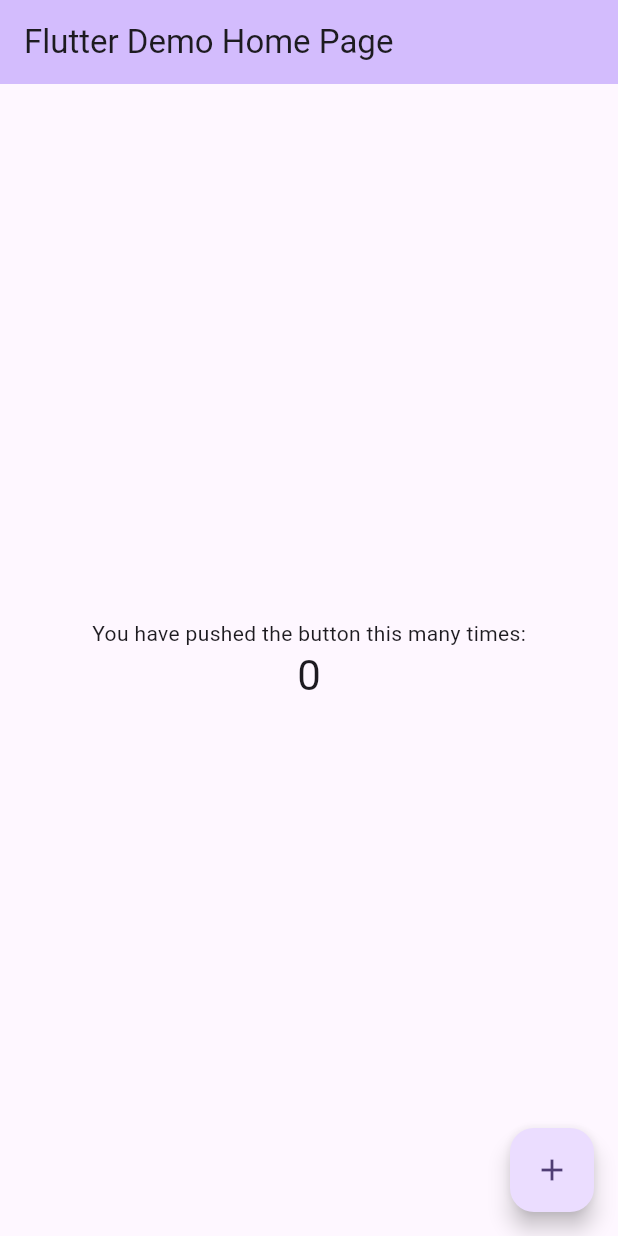
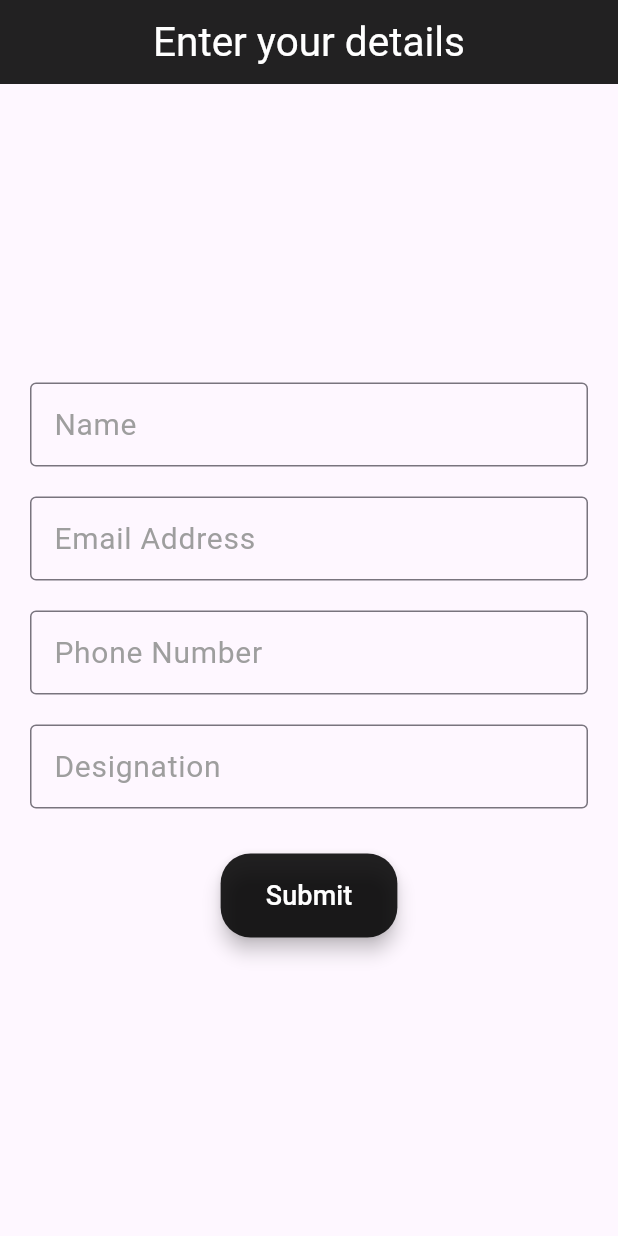
Before and after one commit to shiwani08/LoginScreen, a Flutter app: the screen it shows after launch, on a phone screen of 412 x 824 dp. Run offline on Flutter 3.47's test engine with Material 3 defaults, Android fonts, the phone set to English and light mode, and no system bars; our stand-ins replace email_validator.

Commit message:
basic UI of the screen made with validations

```diff
--- /dev/null
+++ b/lib/info.dart
@@ -0,0 +1,173 @@
+import 'package:flutter/material.dart';
+import 'package:email_validator/email_validator.dart';
+
+class InfoScreen extends StatefulWidget {
+  const InfoScreen({super.key});
+
+  @override
+  State<InfoScreen> createState() => _InfoScreenState();
+}
+
+class _InfoScreenState extends State<InfoScreen> {
+  final _formKey = GlobalKey<FormState>();
+  final TextEditingController _nameController = TextEditingController();
+  final TextEditingController _emailController = TextEditingController();
+  final TextEditingController _phoneController = TextEditingController();
+  final TextEditingController _designationController = TextEditingController();
+
+  bool _validatePhone(String phone) {
+    return phone.length == 10 && RegExp(r'^[0-9]+$').hasMatch(phone);
+  }
+
+  Future<void> _submitForm() async {
+    if (_formKey.currentState!.validate()) {
+      // Show "Submitting the details"
+      ScaffoldMessenger.of(context).showSnackBar(
+        const SnackBar(content: Text('Submitting the details..')),
+      );
+
+      // Wait for 2 seconds
+      await Future.delayed(const Duration(seconds: 2));
+
+      // Show "Details submitted"
+      ScaffoldMessenger.of(context).hideCurrentSnackBar(); // Hide previous SnackBar
+      ScaffoldMessenger.of(context).showSnackBar(
+        const SnackBar(content: Text('Details submitted successfully!!')),
+      );
+    }
+  }
+
+  @override
+  Widget build(BuildContext context) {
+    return Scaffold(
+      appBar: AppBar(
+        centerTitle: true,
+        backgroundColor: Colors.black87,
+        title: const Text(
+          "Enter your details",
+          style: TextStyle(
+            fontSize: 27,
+            color: Colors.white,
+          ),
+        ),
+      ),
+      body: Center(
+        child: SingleChildScrollView(
+          padding: const EdgeInsets.all(20),
+          child: Form(
+            key: _formKey,
+            child: Column(
+              mainAxisAlignment: MainAxisAlignment.center,
+              children: [
+                // Name field
+                TextFormField(
+                  controller: _nameController,
+                  decoration: const InputDecoration(
+                    labelText: "Name",
+                    labelStyle: TextStyle(
+                      fontSize: 20,
+                      color: Colors.grey,
+                    ),
+                    border: OutlineInputBorder(),
+                  ),
+                  validator: (value) {
+                    if (value == null || value.isEmpty) {
+                      return 'Please enter your name';
+                    }
+                    return null;
+                  },
+                ),
+                const SizedBox(height: 20),
+
+                // Email field
+                TextFormField(
+                  controller: _emailController,
+                  decoration: const InputDecoration(
+                    labelText: 'Email Address',
+                    labelStyle: TextStyle(
+                      fontSize: 20,
+                      color: Colors.grey,
+                    ),
+                    border: OutlineInputBorder(),
+                  ),
+                  validator: (value) {
+                    if (value == null || value.isEmpty) {
+                      return 'Please enter your email';
+                    } else if (!EmailValidator.validate(value)) {
+                      return 'Please enter a valid email address';
+                    }
+                    return null;
+                  },
+                ),
+                const SizedBox(height: 20),
+
+                // Phone field
+                TextFormField(
+                  controller: _phoneController,
+                  decoration: const InputDecoration(
+                    labelText: 'Phone Number',
+                    labelStyle: TextStyle(
+                      fontSize: 20,
+                      color: Colors.grey,
+                    ),
+                    border: OutlineInputBorder(),
+                  ),
+                  keyboardType: TextInputType.phone,
+                  validator: (value) {
+                    if (value == null || value.isEmpty) {
+                      return 'Please enter your phone number';
+                    } else if (!_validatePhone(value)) {
+                      return 'Phone number must be exactly 10 digits';
+                    }
+                    return null;
+                  },
+                ),
+                const SizedBox(height: 20),
+
+                // Designation field
+                TextFormField(
+                  controller: _designationController,
+                  decoration: const InputDecoration(
+                    labelText: 'Designation',
+                    labelStyle: TextStyle(
+                      fontSize: 20,
+                      color: Colors.grey,
+                    ),
+                    border: OutlineInputBorder(),
+                  ),
+                  validator: (value) {
+                    if (value == null || value.isEmpty) {
+                      return 'Please enter your designation';
+                    }
+                    return null;
+                  },
+                ),
+                const SizedBox(height: 30),
+
+                // Submit Button
+                ElevatedButton(
+                  style: ElevatedButton.styleFrom(
+                    padding: const EdgeInsets.symmetric(
+                      horizontal: 30,
+                      vertical: 15,
+                    ),
+                    backgroundColor: Colors.black87,
+                    shape: RoundedRectangleBorder(
+                      borderRadius: BorderRadius.circular(20),
+                    ),
+                    elevation: 5,
+                  ),
+                  onPressed: _submitForm,
+                  child: const Text(
+                    'Submit',
+                    style: TextStyle(fontSize: 18, color: Colors.white),
+                  ),
+                ),
+              ],
+            ),
+          ),
+        ),
+      ),
+    );
+  }
+}
--- a/lib/main.dart
+++ b/lib/main.dart
@@ -1,4 +1,5 @@
 import 'package:flutter/material.dart';
+import 'package:login_page/info.dart';
 
 void main() {
   runApp(const MyApp());
@@ -7,119 +8,10 @@ void main() {
 class MyApp extends StatelessWidget {
   const MyApp({super.key});
 
-  // This widget is the root of your application.
   @override
   Widget build(BuildContext context) {
-    return MaterialApp(
-      title: 'Flutter Demo',
-      theme: ThemeData(
-        // This is the theme of your application.
-        //
-        // TRY THIS: Try running your application with "flutter run". You'll see
-        // the application has a purple toolbar. Then, without quitting the app,
-        // try changing the seedColor in the colorScheme below to Colors.green
-        // and then invoke "hot reload" (save your changes or press the "hot
-        // reload" button in a Flutter-supported IDE, or press "r" if you used
-        // the command line to start the app).
-        //
-        // Notice that the counter didn't reset back to zero; the application
-        // state is not lost during the reload. To reset the state, use hot
-        // restart instead.
-        //
-        // This works for code too, not just values: Most code changes can be
-        // tested with just a hot reload.
-        colorScheme: ColorScheme.fromSeed(seedColor: Colors.deepPurple),
-        useMaterial3: true,
-      ),
-      home: const MyHomePage(title: 'Flutter Demo Home Page'),
+    return const MaterialApp(
+      home: InfoScreen(),
     );
   }
 }
-
-class MyHomePage extends StatefulWidget {
-  const MyHomePage({super.key, required this.title});
-
-  // This widget is the home page of your application. It is stateful, meaning
-  // that it has a State object (defined below) that contains fields that affect
-  // how it looks.
-
-  // This class is the configuration for the state. It holds the values (in this
-  // case the title) provided by the parent (in this case the App widget) and
-  // used by the build method of the State. Fields in a Widget subclass are
-  // always marked "final".
-
-  final String title;
-
-  @override
-  State<MyHomePage> createState() => _MyHomePageState();
-}
-
-class _MyHomePageState extends State<MyHomePage> {
-  int _counter = 0;
-
-  void _incrementCounter() {
-    setState(() {
-      // This call to setState tells the Flutter framework that something has
-      // changed in this State, which causes it to rerun the build method below
-      // so that the display can reflect the updated values. If we changed
-      // _counter without calling setState(), then the build method would not be
-      // called again, and so nothing would appear to happen.
-      _counter++;
-    });
-  }
-
-  @override
-  Widget build(BuildContext context) {
-    // This method is rerun every time setState is called, for instance as done
-    // by the _incrementCounter method above.
-    //
-    // The Flutter framework has been optimized to make rerunning build methods
-    // fast, so that you can just rebuild anything that needs updating rather
-    // than having to individually change instances of widgets.
-    return Scaffold(
-      appBar: AppBar(
-        // TRY THIS: Try changing the color here to a specific color (to
-        // Colors.amber, perhaps?) and trigger a hot reload to see the AppBar
-        // change color while the other colors stay the same.
-        backgroundColor: Theme.of(context).colorScheme.inversePrimary,
-        // Here we take the value from the MyHomePage object that was created by
-        // the App.build method, and use it to set our appbar title.
-        title: Text(widget.title),
-      ),
-      body: Center(
-        // Center is a layout widget. It takes a single child and positions it
-        // in the middle of the parent.
-        child: Column(
-          // Column is also a layout widget. It takes a list of children and
-          // arranges them vertically. By default, it sizes itself to fit its
-          // children horizontally, and tries to be as tall as its parent.
-          //
-          // Column has various properties to control how it sizes itself and
-          // how it positions its children. Here we use mainAxisAlignment to
-          // center the children vertically; the main axis here is the vertical
-          // axis because Columns are vertical (the cross axis would be
-          // horizontal).
-          //
-          // TRY THIS: Invoke "debug painting" (choose the "Toggle Debug Paint"
-          // action in the IDE, or press "p" in the console), to see the
-          // wireframe for each widget.
-          mainAxisAlignment: MainAxisAlignment.center,
-          children: <Widget>[
-            const Text(
-              'You have pushed the button this many times:',
-            ),
-            Text(
-              '$_counter',
-              style: Theme.of(context).textTheme.headlineMedium,
-            ),
-          ],
-        ),
-      ),
-      floatingActionButton: FloatingActionButton(
-        onPressed: _incrementCounter,
-        tooltip: 'Increment',
-        child: const Icon(Icons.add),
-      ), // This trailing comma makes auto-formatting nicer for build methods.
-    );
-  }
-}
--- a/pubspec.yaml
+++ b/pubspec.yaml
@@ -30,6 +30,7 @@ environment:
 dependencies:
   flutter:
     sdk: flutter
+  email_validator: ^3.0.0
 
 
   # The following adds the Cupertino Icons font to your application.
```
Also changed, not shown: pubspec.lock, 2 other files.
